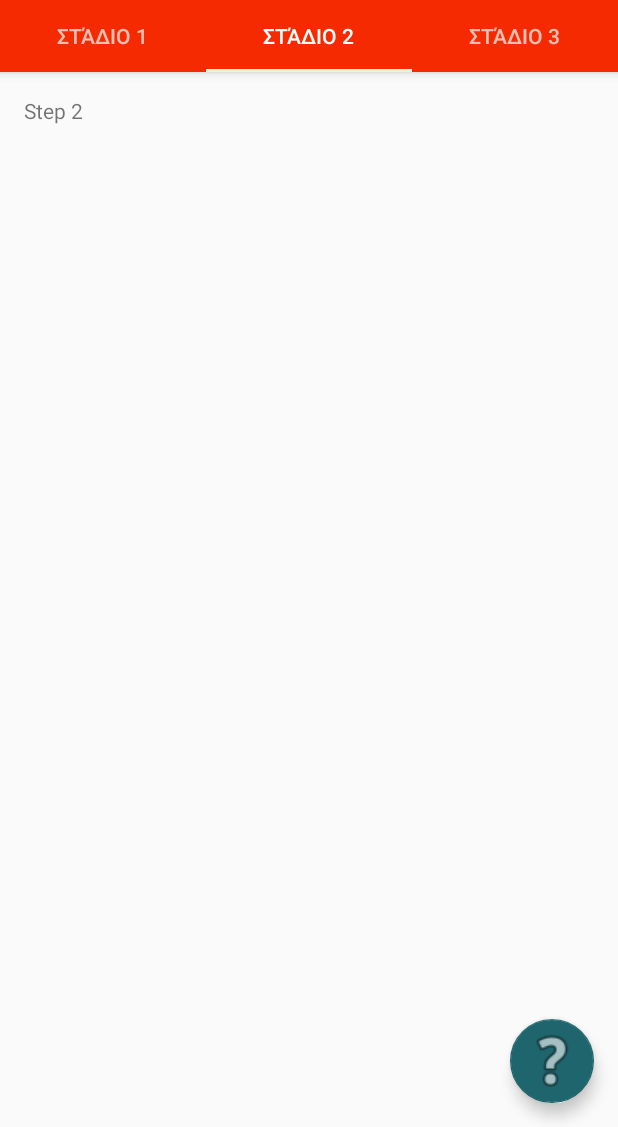
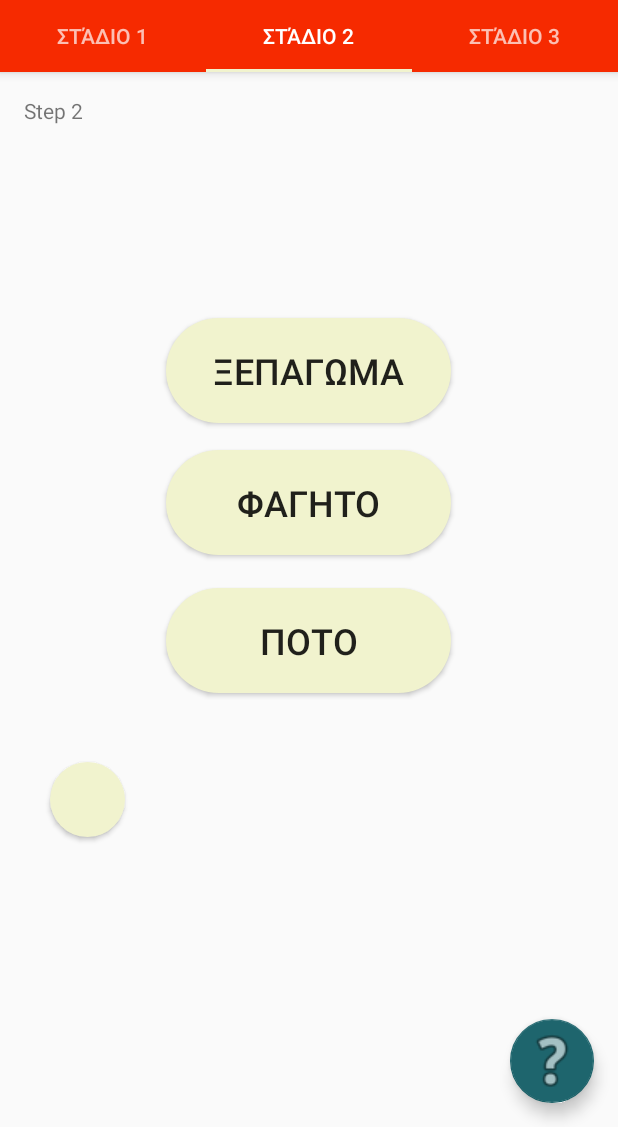
Before and after one commit to Hilsen-Cenaj/Microwave, an Android app: the screen it shows after launch (MainActivity), tab 2 chosen, on a phone screen of 412 x 824 dp, the part 109-1236 px from its top. Run offline under Robolectric (Android 15) with nearby library versions, the phone set to English and light mode, and no system bars.

Commit message:
Tab 2 - String updated

```diff
--- a/app/src/main/res/layout/tab2.xml
+++ b/app/src/main/res/layout/tab2.xml
@@ -21,4 +21,67 @@
         tools:layout_constraintTop_creator="1"
         android:text="Step 2 "/>
 
+    <Button
+        android:id="@+id/button_defrost"
+        android:layout_width="190dp"
+        android:layout_height="70dp"
+        android:layout_gravity="center_vertical|center_horizontal"
+        android:layout_marginTop="164dp"
+        android:background="@drawable/roundedbutton"
+        android:gravity="center"
+        android:text="@string/button_defrost"
+        android:textSize="24sp"
+        app:layout_constraintEnd_toEndOf="parent"
+        app:layout_constraintHorizontal_bias="0.497"
+        app:layout_constraintStart_toStartOf="parent"
+        app:layout_constraintTop_toTopOf="parent" />
+
+    <Button
+        android:id="@+id/button_meal"
+        android:layout_width="190dp"
+        android:layout_height="70dp"
+        android:layout_gravity="center_vertical|center_horizontal"
+        android:layout_marginTop="252dp"
+        android:background="@drawable/roundedbutton"
+        android:gravity="center"
+        android:text="@string/button_meal"
+        android:textSize="24sp"
+        app:layout_constraintEnd_toEndOf="parent"
+        app:layout_constraintHorizontal_bias="0.497"
+        app:layout_constraintStart_toStartOf="parent"
+        app:layout_constraintTop_toTopOf="parent" />
+
+    <Button
+        android:id="@+id/button_drinks"
+        android:layout_width="190dp"
+        android:layout_height="70dp"
+        android:layout_gravity="center_vertical|center_horizontal"
+        android:layout_marginTop="344dp"
+        android:background="@drawable/roundedbutton"
+        android:gravity="center"
+        android:text="@string/button_drinks"
+        android:textSize="24sp"
+        app:layout_constraintEnd_toEndOf="parent"
+        app:layout_constraintHorizontal_bias="0.497"
+        app:layout_constraintStart_toStartOf="parent"
+        app:layout_constraintTop_toTopOf="parent" />
+
+    <Button
+        android:id="@+id/button_up"
+        android:layout_width="50dp"
+        android:layout_height="50dp"
+        android:layout_gravity="center_vertical|center_horizontal"
+        android:layout_marginTop="460dp"
+        android:background="@drawable/roundedbutton"
+        android:drawable="@android:drawable/arrow_up_float"
+        android:drawingCacheQuality="auto"
+        android:duplicateParentState="false"
+        android:editable="false"
+        android:gravity="center"
+        android:textSize="24sp"
+        app:layout_constraintEnd_toEndOf="parent"
+        app:layout_constraintHorizontal_bias="0.093"
+        app:layout_constraintStart_toStartOf="parent"
+        app:layout_constraintTop_toTopOf="parent" />
+
 </android.support.constraint.ConstraintLayout>
--- a/app/src/main/res/values/strings.xml
+++ b/app/src/main/res/values/strings.xml
@@ -4,6 +4,10 @@
     <string name="tab_text_2">Στάδιο 2</string>
     <string name="tab_text_3">Στάδιο 3</string>
     <string name="button_start">ΕΝΑΡΞΗ</string>
+    <string name="button_help">ΒΟΗΘΕΙΑ</string>
     <string name="button_quickstart">ΓΡΗΓΟΡΗ ΕΝΑΡΞΗ</string>
     <string name="text_quickstart">30 δευτ/πτα</string>
+    <string name="button_defrost">ΞΕΠΑΓΩΜΑ</string>
+    <string name="button_meal">ΦΑΓΗΤΟ</string>
+    <string name="button_drinks">ΠΟΤΟ</string>
 </resources>
```
